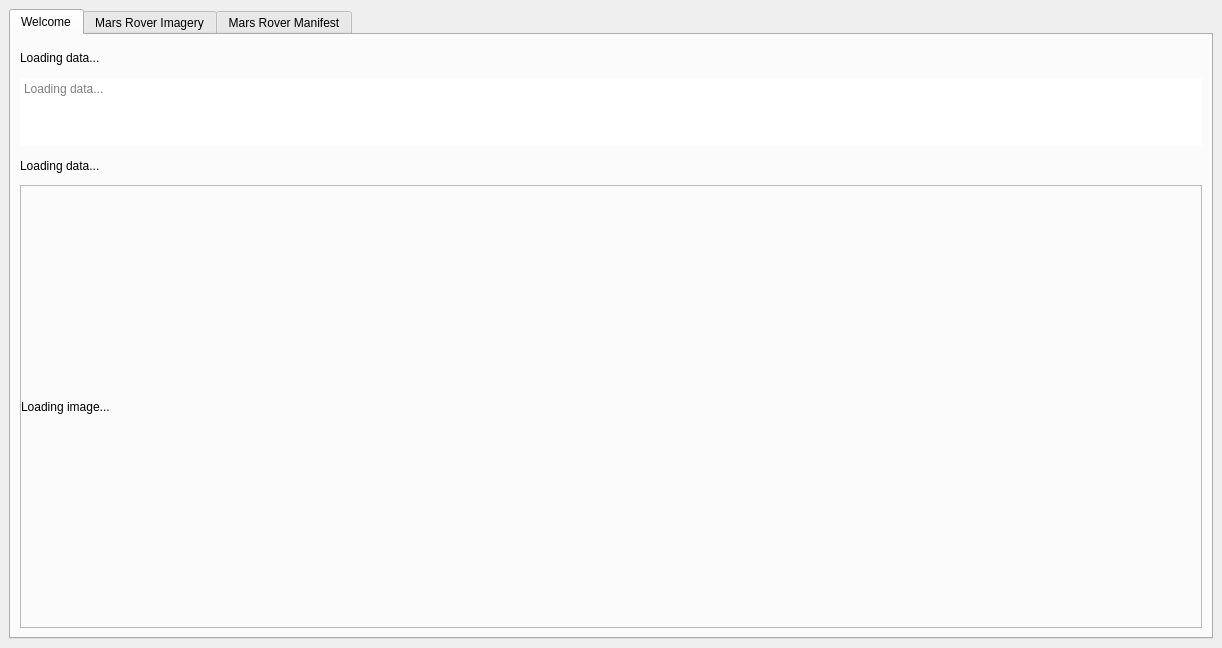
DavidJerman/AstroXplorer, file mainwindow.ui: the form before one commit.
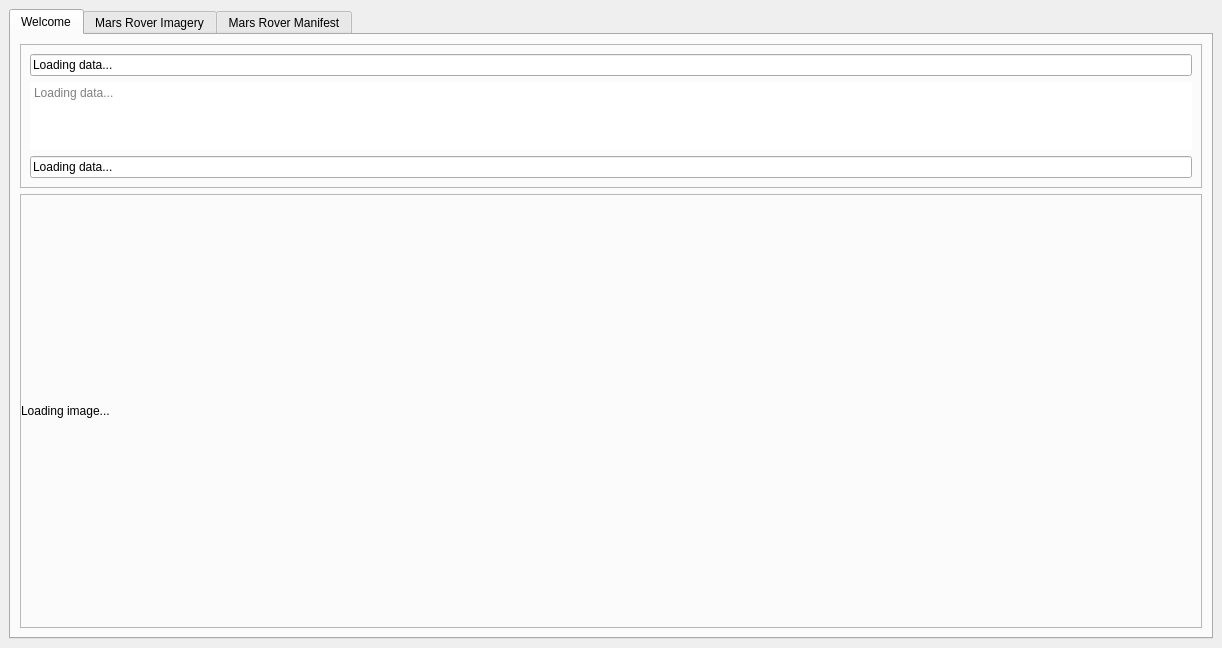
The form after the commit.

Commit message: Added rounded corners to images

The edit to the form file:
```diff
--- a/mainwindow.ui
+++ b/mainwindow.ui
@@ -30,12 +30,24 @@
        <attribute name="title">
         <string>Welcome</string>
        </attribute>
-       <layout class="QVBoxLayout" name="verticalLayout" stretch="1,2,1,16">
+       <layout class="QVBoxLayout" name="verticalLayout" stretch="4,16">
         <item>
-         <widget class="QLabel" name="WelcomeImageTitleLabel">
+         <widget class="QFrame" name="WelcomeImageInfoFrame">
+          <property name="frameShape">
+           <enum>QFrame::StyledPanel</enum>
+          </property>
+          <property name="frameShadow">
+           <enum>QFrame::Raised</enum>
+          </property>
+          <layout class="QVBoxLayout" name="verticalLayout_4" stretch="1,2,1">
+           <item>
+            <widget class="QLineEdit" name="WelcomeImageTitleTextEdit">
           <property name="text">
            <string>Loading data...</string>
           </property>
+             <property name="readOnly">
+              <bool>true</bool>
+             </property>
          </widget>
         </item>
         <item>
@@ -58,10 +70,16 @@
          </widget>
         </item>
         <item>
-         <widget class="QLabel" name="WelcomeImageDateLabel">
+            <widget class="QLineEdit" name="WelcomeImageDateTextEdit">
           <property name="text">
            <string>Loading data...</string>
           </property>
+             <property name="readOnly">
+              <bool>true</bool>
+             </property>
+            </widget>
+           </item>
+          </layout>
          </widget>
         </item>
         <item>
```
Lines whose indentation alone changed are shown as unchanged. The commit also changes 5 other files.
